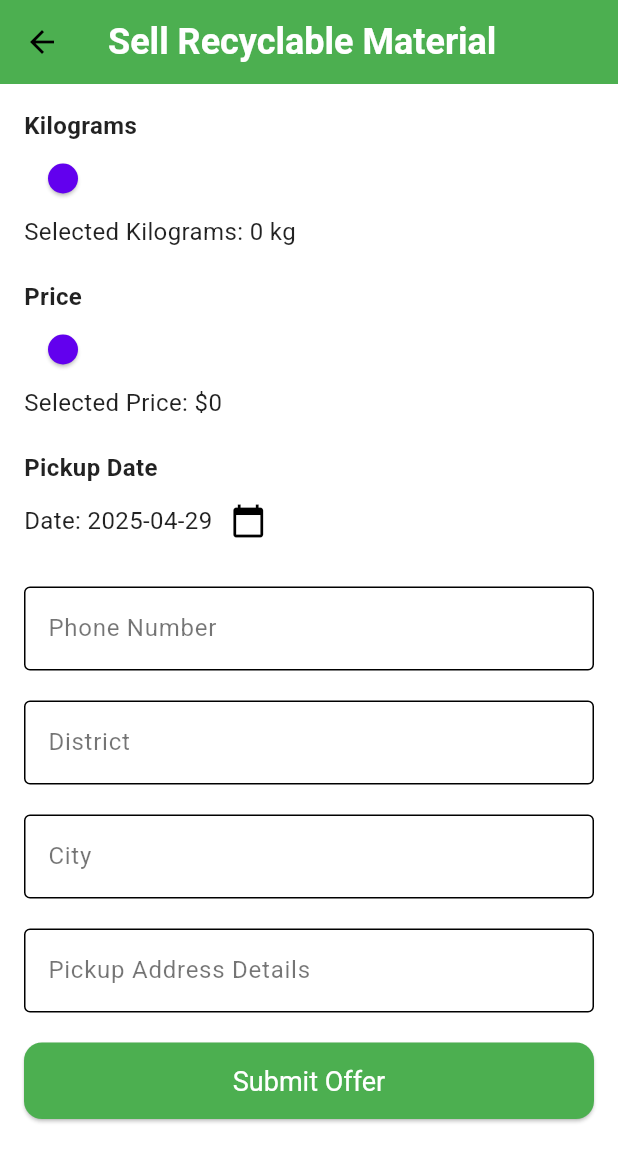
After one commit to abdelrahmanamr710/binit, a Flutter app: the BinOwnerHomeScreen screen opened by its route, scrolled down 61 dp, after a tap on "Stock", after a tap on "Go to Stock Screen", on a phone screen of 412 x 824 dp. The commit adds this screen. Shown: the top 1162 px of the screen. Run offline on Flutter 3.47's test engine with Material 3 defaults, Android fonts, the light colour scheme and no system bars; our stand-ins replace cloud_firestore, firebase_auth, firebase_core, flutter_bloc; missing offline and left inert: pigeon; accounts and stored records are empty.

Commit message:
stock and sell screen added

```diff
--- /dev/null
+++ b/devtools_options.yaml
@@ -0,0 +1,3 @@
+description: This file stores settings for Dart & Flutter DevTools.
+documentation: https://docs.flutter.dev/tools/devtools/extensions#configure-extension-enablement-states
+extensions:
--- a/lib/screens/binOwner_homescreen.dart
+++ b/lib/screens/binOwner_homescreen.dart
@@ -1,16 +1,17 @@
 import 'package:flutter/material.dart';
 import 'package:binit/screens/binOwner_profile.dart';
-import 'package:binit/models/user_model.dart'; // Import the UserModel
+import 'package:binit/models/user_model.dart';
 import 'package:binit/screens/binOwner_stock.dart';
-
 
 class BinOwnerHomeScreen extends StatelessWidget {
   final String userName;
-  final UserModel? user; // Add the user parameter
+  final UserModel? user;
   final int currentIndex;
-  const BinOwnerHomeScreen({super.key, required this.userName, this.user, this.currentIndex = 1});
+  const BinOwnerHomeScreen(
+      {super.key, required this.userName, this.user, this.currentIndex = 1});
 
-  Widget _buildBinWithSingleButton(String binLabel, String binImage, String binType) {
+  Widget _buildBinWithSingleButton(
+      String binLabel, String binImage, String binType) {
     return Column(
       children: [
         Text(
@@ -32,7 +33,8 @@ class BinOwnerHomeScreen extends StatelessWidget {
           ),
         ),
         const SizedBox(height: 8.0),
-        SizedBox( // Use SizedBox to control the width and center the button
+        SizedBox(
+          // Use SizedBox to control the width and center the button
           width: 100.0, // Match the width of the bin container
           child: ElevatedButton(
             onPressed: () {
@@ -44,8 +46,10 @@ class BinOwnerHomeScreen extends StatelessWidget {
               shape: RoundedRectangleBorder(
                 borderRadius: BorderRadius.circular(20.0),
               ),
-              padding: const EdgeInsets.symmetric(horizontal: 20, vertical: 10),
-              textStyle: const TextStyle(fontSize: 16, fontWeight: FontWeight.w500),
+              padding:
+              const EdgeInsets.symmetric(horizontal: 20, vertical: 10),
+              textStyle: const TextStyle(
+                  fontSize: 16, fontWeight: FontWeight.w500),
             ),
             child: const Text('Empty'),
           ),
@@ -116,11 +120,11 @@ class BinOwnerHomeScreen extends StatelessWidget {
                           Row(
                             mainAxisAlignment: MainAxisAlignment.spaceAround,
                             children: [
-                              _buildBinWithSingleButton(
-                                  'Bin 1 Plastic', 'assets/png/bin1.png', 'Plastic'),
+                              _buildBinWithSingleButton('Bin 1 Plastic',
+                                  'assets/png/bin1.png', 'Plastic'),
                               const SizedBox(width: 5), // Minimal space between bins
-                              _buildBinWithSingleButton(
-                                  'Bin 1 Metal', 'assets/png/bin2.png', 'Metal'),
+                              _buildBinWithSingleButton('Bin 1 Metal',
+                                  'assets/png/bin2.png', 'Metal'),
                             ],
                           ),
                         ],
@@ -142,11 +146,11 @@ class BinOwnerHomeScreen extends StatelessWidget {
                           Row(
                             mainAxisAlignment: MainAxisAlignment.spaceAround,
                             children: [
-                              _buildBinWithSingleButton(
-                                  'Bin 2 Plastic', 'assets/png/bin1.png', 'Plastic'),
+                              _buildBinWithSingleButton('Bin 2 Plastic',
+                                  'assets/png/bin1.png', 'Plastic'),
                               const SizedBox(width: 5), // Minimal space between bins
-                              _buildBinWithSingleButton(
-                                  'Bin 2 Metal', 'assets/png/bin2.png', 'Metal'),
+                              _buildBinWithSingleButton('Bin 2 Metal',
+                                  'assets/png/bin2.png', 'Metal'),
                             ],
                           ),
                         ],
@@ -161,14 +165,13 @@ class BinOwnerHomeScreen extends StatelessWidget {
       ),
       // Bottom Navigation Bar
       bottomNavigationBar: Container(
-        height: 56, // Consistent height for bottom navigation
-        decoration: const BoxDecoration(
-          color: Color(0xFF1A524F), // Darker teal bottom navigation color
-          borderRadius: BorderRadius.all(Radius.circular(20)),
+        decoration: BoxDecoration(
+          color: const Color(0xFF1A524F), // Background color of the nav bar
+          borderRadius: BorderRadius.circular(20), // Rounded corners
         ),
-        margin: const EdgeInsets.symmetric(horizontal: 10, vertical: 10),
+        margin: const EdgeInsets.symmetric(horizontal: 10, vertical: 10), // Add some margin
         child: Padding(
-          padding: const EdgeInsets.symmetric(horizontal: 25.0, vertical: 8.0),
+          padding: const EdgeInsets.symmetric(horizontal: 25.0, vertical: 5.0),
           child: Row(
             mainAxisAlignment: MainAxisAlignment.spaceAround,
             children: <Widget>[
@@ -180,7 +183,10 @@ class BinOwnerHomeScreen extends StatelessWidget {
                   if (currentIndex != 0) {
                     Navigator.of(context).pushReplacement(
                       MaterialPageRoute(
-                        builder: (context) => BinOwnerStockScreen(userName: userName, user: user, currentIndex: 0),
+                        builder: (context) => BinOwnerStockScreen(
+                            userName: userName,
+                            user: user,
+                            currentIndex: 0),
                       ),
                     );
                   }
@@ -194,7 +200,10 @@ class BinOwnerHomeScreen extends StatelessWidget {
                   if (currentIndex != 1) {
                     Navigator.of(context).pushReplacement(
                       MaterialPageRoute(
-                        builder: (context) => BinOwnerHomeScreen(userName: userName, user: user, currentIndex: 1),
+                        builder: (context) => BinOwnerHomeScreen(
+                            userName: userName,
+                            user: user,
+                            currentIndex: 1),
                       ),
                     );
                   }
@@ -208,7 +217,8 @@ class BinOwnerHomeScreen extends StatelessWidget {
                   if (currentIndex != 2 && user != null) {
                     Navigator.of(context).pushReplacement(
                       MaterialPageRoute(
-                        builder: (context) => BinOwnerProfile(user: user!),
+                        builder: (context) =>
+                            BinOwnerProfile(user: user!),
                       ),
                     );
                   }
@@ -231,14 +241,14 @@ class BinOwnerHomeScreen extends StatelessWidget {
 
     return InkWell(
       onTap: onTap,
-      borderRadius: BorderRadius.circular(15),
+      borderRadius: BorderRadius.circular(10),
       child: Padding(
         padding: const EdgeInsets.symmetric(horizontal: 12, vertical: 8),
         child: Column(
           mainAxisSize: MainAxisSize.min,
           children: [
             Icon(icon, color: color),
-            const SizedBox(height: 2),
+            const SizedBox(height: 1),
             Text(
               label,
               style: TextStyle(color: color, fontSize: 12),
--- /dev/null
+++ b/lib/screens/binOwner_sell.dart
@@ -0,0 +1,289 @@
+import 'package:flutter/material.dart';
+import 'package:flutter_bloc/flutter_bloc.dart';
+import 'package:intl/intl.dart';
+import 'package:firebase_core/firebase_core.dart';
+import 'package:cloud_firestore/cloud_firestore.dart';
+import 'package:firebase_auth/firebase_auth.dart';
+import 'package:binit/screens/sell_requested.dart';
+import 'package:binit/models/user_model.dart'; // Import UserModel
+
+
+// Define a Cubit for managing the SellForm state
+class SellFormCubit extends Cubit<Map<String, dynamic>> {
+  SellFormCubit() : super({});
+
+  void updateField(String field, dynamic value) {
+    emit({...state, field: value});
+  }
+
+  // Function to submit the form data to Firebase
+  Future<void> submitForm(BuildContext context) async {
+    // Ensure Firebase is initialized
+    await Firebase.initializeApp();
+    final FirebaseFirestore firestore = FirebaseFirestore.instance;
+
+    try {
+      // Add the data to the 'sell_offers' collection
+      await firestore.collection('sell_offers').add({
+        'kilograms': state['kilograms'],
+        'price': state['price'],
+        'pickupDate': state['pickupDate'],
+        'phoneNumber': state['phoneNumber'],
+        'district': state['district'],
+        'city': state['city'],
+        'pickupAddress': state['pickupAddress'],
+        'userId': FirebaseAuth.instance.currentUser?.uid,
+        'status': 'pending',
+        'createdAt': FieldValue.serverTimestamp(),
+      });
+      emit({});
+      print('Form data submitted successfully!');
+
+      // Navigate to SellDone screen after successful submission
+      Navigator.pushReplacement(
+        context,
+        MaterialPageRoute(
+          builder: (context) => const SellDone(userName: '', user: null), // Pass empty values
+        ),
+      );
+    } catch (error) {
+      print('Error submitting form: $error');
+      throw error;
+    }
+  }
+}
+
+class BinOwnerSell extends StatelessWidget {
+  final String userName;
+  final UserModel? user;
+
+  const BinOwnerSell({super.key, required this.userName, this.user});
+
+  @override
+  Widget build(BuildContext context) {
+    return BlocProvider(
+      create: (context) => SellFormCubit(),
+      child: UserSellForm(userName: userName, user: user), // Pass the parameters
+    );
+  }
+}
+
+class UserSellForm extends StatefulWidget {
+  final String userName;
+  final UserModel? user;
+  const UserSellForm({super.key, required this.userName, this.user});
+
+  @override
+  _UserSellFormState createState() => _UserSellFormState();
+}
+
+class _UserSellFormState extends State<UserSellForm> {
+  final _formKey = GlobalKey<FormState>();
+  final _phoneNumberController = TextEditingController();
+  final _districtController = TextEditingController();
+  final _cityController = TextEditingController();
+  final _pickupAddressController = TextEditingController();
+
+  double _kilogramsValue = 0;
+  double _priceValue = 0;
+  DateTime _selectedDate = DateTime.now();
+
+  // Function to show the date picker
+  Future<void> _selectDate(BuildContext context) async {
+    final SellFormCubit cubit = context.read<SellFormCubit>();
+    final DateTime? picked = await showDatePicker(
+      context: context,
+      initialDate: _selectedDate,
+      firstDate: DateTime.now(),
+      lastDate: DateTime(DateTime.now().year + 5),
+    );
+    if (picked != null && picked != _selectedDate) {
+      setState(() {
+        _selectedDate = picked;
+      });
+      cubit.updateField('pickupDate', _selectedDate);
+    }
+  }
+
+  @override
+  void dispose() {
+    _phoneNumberController.dispose();
+    _districtController.dispose();
+    _cityController.dispose();
+    _pickupAddressController.dispose();
+    super.dispose();
+  }
+
+  @override
+  Widget build(BuildContext context) {
+    final SellFormCubit cubit = context.watch<SellFormCubit>();
+    return Scaffold(
+      appBar: AppBar(
+        title: const Text('Sell Recyclable Material',
+            style: TextStyle(color: Colors.white)),
+        backgroundColor: Colors.green,
+      ),
+      body: Padding(
+        padding: const EdgeInsets.all(16.0),
+        child: Form(
+          key: _formKey,
+          child: SingleChildScrollView(
+            child: Column(
+              crossAxisAlignment: CrossAxisAlignment.stretch,
+              children: <Widget>[
+                // Kilograms Slider
+                const Text(
+                  'Kilograms',
+                  style: TextStyle(fontWeight: FontWeight.bold),
+                ),
+                Slider(
+                  value: _kilogramsValue,
+                  min: 0,
+                  max: 1000,
+                  divisions: 100,
+                  label: _kilogramsValue.round().toString(),
+                  onChanged: (double value) {
+                    setState(() {
+                      _kilogramsValue = value;
+                    });
+                    cubit.updateField('kilograms', value);
+                  },
+                ),
+                Text('Selected Kilograms: ${_kilogramsValue.round()} kg'),
+                const SizedBox(height: 20),
+                // Price Slider
+                const Text(
+                  'Price',
+                  style: TextStyle(fontWeight: FontWeight.bold),
+                ),
+                Slider(
+                  value: _priceValue,
+                  min: 0,
+                  max: 10000,
+                  divisions: 100,
+                  label: _priceValue.round().toString(),
+                  onChanged: (double value) {
+                    setState(() {
+                      _priceValue = value;
+                    });
+                    cubit.updateField('price', value);
+                  },
+                ),
+                Text('Selected Price: \$${_priceValue.round()}'),
+                const SizedBox(height: 20),
+                // Pickup Date
+                const Text(
+                  'Pickup Date',
+                  style: TextStyle(fontWeight: FontWeight.bold),
+                ),
+                Row(
+                  children: <Widget>[
+                    Text(
+                      "Date: ${DateFormat('yyyy-MM-dd').format(_selectedDate)}",
+                    ),
+                    IconButton(
+                      icon: const Icon(Icons.calendar_today),
+                      onPressed: () => _selectDate(context),
+                    ),
+                  ],
+                ),
+                const SizedBox(height: 20),
+                // Phone Number
+                TextFormField(
+                  controller: _phoneNumberController,
+                  keyboardType: TextInputType.phone,
+                  decoration: const InputDecoration(
+                    labelText: 'Phone Number',
+                    border: OutlineInputBorder(),
+                  ),
+                  validator: (value) {
+                    if (value == null || value.isEmpty) {
+                      return 'Please enter your phone number';
+                    }
+                    return null;
+                  },
+                  onChanged: (value) => cubit.updateField('phoneNumber', value),
+                ),
+                const SizedBox(height: 20),
+                // District
+                TextFormField(
+                  controller: _districtController,
+                  decoration: const InputDecoration(
+                    labelText: 'District',
+                    border: OutlineInputBorder(),
+                  ),
+                  validator: (value) {
+                    if (value == null || value.isEmpty) {
+                      return 'Please enter your district';
+                    }
+                    return null;
+                  },
+                  onChanged: (value) => cubit.updateField('district', value),
+                ),
+                const SizedBox(height: 20),
+                // City
+                TextFormField(
+                  controller: _cityController,
+                  decoration: const InputDecoration(
+                    labelText: 'City',
+                    border: OutlineInputBorder(),
+                  ),
+                  validator: (value) {
+                    if (value == null || value.isEmpty) {
+                      return 'Please enter your city';
+                    }
+                    return null;
+                  },
+                  onChanged: (value) => cubit.updateField('city', value),
+                ),
+                const SizedBox(height: 20),
+                // Pickup Address
+                TextFormField(
+                  controller: _pickupAddressController,
+                  decoration: const InputDecoration(
+                    labelText: 'Pickup Address Details',
+                    border: OutlineInputBorder(),
+                  ),
+                  validator: (value) {
+                    if (value == null || value.isEmpty) {
+                      return 'Please enter your pickup address';
+                    }
+                    return null;
+                  },
+                  onChanged: (value) =>
+                      cubit.updateField('pickupAddress', value),
+                ),
+                const SizedBox(height: 20),
+                ElevatedButton(
+                  onPressed: () async {
+                    if (_formKey.currentState!.validate()) {
+                      try {
+                        // Pass the context to the cubit's submitForm method.
+                        await cubit.submitForm(context);
+                        // The navigation to SellDone is now handled in the cubit.
+                      } catch (error) {
+                        ScaffoldMessenger.of(context).showSnackBar(
+                          SnackBar(
+                            content: Text('Failed to submit offer: $error'),
+                            backgroundColor: Colors.red,
+                          ),
+                        );
+                      }
+                    }
+                  },
+                  style: ElevatedButton.styleFrom(
+                    backgroundColor: Colors.green,
+                    foregroundColor: Colors.white,
+                    padding: const EdgeInsets.symmetric(vertical: 15),
+                    textStyle: const TextStyle(fontSize: 18),
+                  ),
+                  child: const Text('Submit Offer'),
+                ),
+              ],
+            ),
+          ),
+        ),
+      ),
+    );
+  }
+}
--- a/lib/screens/binOwner_stock.dart
+++ b/lib/screens/binOwner_stock.dart
@@ -2,6 +2,7 @@ import 'package:flutter/material.dart';
 import 'package:binit/screens/binOwner_profile.dart';
 import 'package:binit/models/user_model.dart'; // Import the UserModel
 import 'package:binit/screens/binOwner_homescreen.dart'; // Import the HomeScreen
+import 'package:binit/screens/binOwner_sell.dart'; // Import the SellScreen
 
 class BinOwnerStockScreen extends StatelessWidget {
   final String userName;
@@ -27,24 +28,41 @@ class BinOwnerStockScreen extends StatelessWidget {
         centerTitle: false, // Align title to the left if needed
       ),
       body: Padding(
-        padding: const EdgeInsets.all(16.0),
-        child: const Center(
-          child: Text(
-            'Stock Screen Content', // Placeholder for the main content
-            style: TextStyle(fontSize: 20),
-          ),
+        padding: const EdgeInsets.all(16.0), // Add padding to the content
+        child: Column(
+          mainAxisAlignment: MainAxisAlignment.center,
+          crossAxisAlignment: CrossAxisAlignment.stretch,
+          children: <Widget>[
+            Center(
+              child: Text(
+                'Stock Screen Content', // Placeholder for the main content
+                style: TextStyle(fontSize: 20),
+              ),
+            ),
+            SizedBox(height: 20), // Space between text and button
+            ElevatedButton(
+              onPressed: () {
+                // Navigate to the same screen (for demonstration)
+                Navigator.of(context).pushReplacement(
+                  MaterialPageRoute(
+                    builder: (context) => BinOwnerSell(userName: userName, user: user,),
+                  ),
+                );
+              },
+              child: const Text('Go to Stock Screen'),
+            ),
+          ],
         ),
       ),
       // Bottom Navigation Bar
       bottomNavigationBar: Container(
-        height: 56, // Consistent height for bottom navigation
-        decoration: const BoxDecoration(
-          color: Color(0xFF1A524F), // Darker teal bottom navigation color
-          borderRadius: BorderRadius.all(Radius.circular(20)),
+        decoration: BoxDecoration(
+          color: const Color(0xFF1A524F), // Background color of the nav bar
+          borderRadius: BorderRadius.circular(20), // Rounded corners
         ),
-        margin: const EdgeInsets.symmetric(horizontal: 10, vertical: 10),
+        margin: const EdgeInsets.symmetric(horizontal: 10, vertical: 10), // Add some margin
         child: Padding(
-          padding: const EdgeInsets.symmetric(horizontal: 25.0, vertical: 8.0),
+          padding: const EdgeInsets.symmetric(horizontal: 25.0, vertical: 5.0),
           child: Row(
             mainAxisAlignment: MainAxisAlignment.spaceAround,
             children: <Widget>[
--- a/lib/screens/splash_screen.dart
+++ b/lib/screens/splash_screen.dart
@@ -13,7 +13,7 @@ class _SplashScreenState extends State<SplashScreen> {
   void initState() {
     super.initState();
     // Delay navigation by 6 seconds
-    Timer(const Duration(seconds: 6), () {
+    Timer(const Duration(seconds: 3), () {
       Navigator.of(context).pushReplacementNamed('/login');
     });
   }
--- a/pubspec.yaml
+++ b/pubspec.yaml
@@ -30,9 +30,12 @@ environment:
 dependencies:
   flutter:
     sdk: flutter
+  flutter_bloc: ^9.1.0
+  intl: ^0.20.2
   firebase_core: ^3.13.0
   firebase_auth: ^5.5.2
   cloud_firestore: ^5.6.6
+
 
 
   # The following adds the Cupertino Icons font to your application.
@@ -73,6 +76,7 @@ flutter:
     - assets/png/bin2.png
     - assets/png/bin3.png
     - assets/png/profile.png
+    - assets/png/SellDone.png
 
 
 
```
Also changed, not shown: lib/screens/binOwner_profile.dart (+1 -20 lines), lib/screens/sell_requested.dart (added, +114 -0 lines), assets/png/SellDone.png (added), pubspec.lock.
